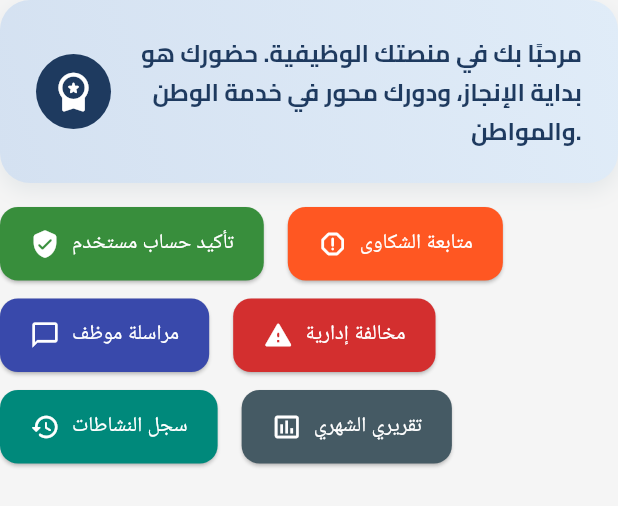
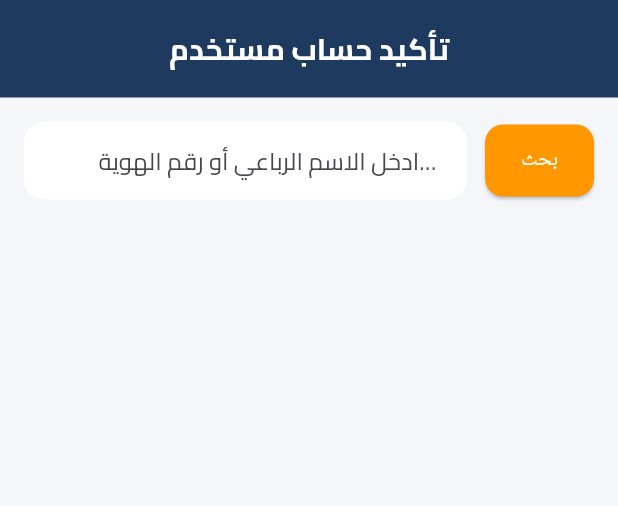
Before and after one commit to osamadweikat/Traffic-Department-Frontend, a Flutter app: the DashboardWelcomeAndActions widget shown alone on an empty page, opened directly, after a tap on "تأكيد حساب مستخدم", on a phone screen of 412 x 824 dp. Shown: the top 506 px of the screen. Run offline on Flutter 3.47's test engine with Material 3 defaults, Android fonts, the phone set to English and light mode, and no system bars; our stand-ins replace easy_localization, file_picker, image_picker, lottie, month_picker_dialog, permission_handler and 4 more; missing offline and left inert: universal_html; accounts and stored records are empty; project files that could hold a hidden picture were left out.

Commit message:
add confirm user screen

```diff
--- /dev/null
+++ b/lib/data/users_data.dart
@@ -0,0 +1,42 @@
+final List<Map<String, dynamic>> users = [
+  {
+    "fullName": "أحمد خالد يوسف العمري",
+    "nationalId": "405231987",
+    "birthDate": "1995-07-12",
+    "email": "ahmad.omari@gmail.com",
+    "isPending": true,
+    "createdAt": "2025-05-14 09:15"
+  },
+  {
+    "fullName": "سارة محمود خليل النجار",
+    "nationalId": "402398761",
+    "birthDate": "1998-03-25",
+    "email": "sara.najjar@gmail.com",
+    "isPending": true,
+    "createdAt": "2025-05-13 15:40"
+  },
+  {
+    "fullName": "ليث عبد الرحمن سليم جبر",
+    "nationalId": "401225678",
+    "birthDate": "1993-11-05",
+    "email": "laith.jabr@gmail.com",
+    "isPending": true,
+    "createdAt": "2025-05-15 08:05"
+  },
+  {
+    "fullName": "رندة حسام سميح الزعبي",
+    "nationalId": "400786542",
+    "birthDate": "1999-09-17",
+    "email": "randa.zoabi@gmail.com",
+    "isPending": true,
+    "createdAt": "2025-05-12 19:50"
+  },
+  {
+    "fullName": "محمد نبيل عبد الله شاهين",
+    "nationalId": "403194876",
+    "birthDate": "1997-01-30",
+    "email": "mohammad.shahin@gmail.com",
+    "isPending": true,
+    "createdAt": "2025-05-16 10:20"
+  }
+];
--- a/lib/screens/staff/dashboard/dashboard_welcome_and_actions.dart
+++ b/lib/screens/staff/dashboard/dashboard_welcome_and_actions.dart
@@ -1,4 +1,5 @@
 import 'package:flutter/material.dart';
+import 'package:traffic_department/screens/staff/tasks/confirm_user_screen.dart';
 
 class DashboardWelcomeAndActions extends StatelessWidget {
   const DashboardWelcomeAndActions({super.key});
@@ -10,7 +11,7 @@ class DashboardWelcomeAndActions extends StatelessWidget {
       children: [
         _buildWelcomeBanner(),
         const SizedBox(height: 16),
-        _buildActionButtons(),
+        _buildActionButtons(context),
       ],
     );
   }
@@ -54,14 +55,47 @@ class DashboardWelcomeAndActions extends StatelessWidget {
     );
   }
 
-  Widget _buildActionButtons() {
+  Widget _buildActionButtons(BuildContext context) {
     final actions = [
-      {'icon': Icons.verified_user_rounded, 'label': 'تأكيد حساب مستخدم', 'color': Colors.green.shade700},
-      {'icon': Icons.report_gmailerrorred_rounded, 'label': 'متابعة الشكاوى', 'color': Colors.deepOrange},
-      {'icon': Icons.chat_bubble_outline, 'label': 'مراسلة موظف', 'color': Colors.indigo.shade600},
-      {'icon': Icons.report_problem_rounded, 'label': 'مخالفة إدارية', 'color': Colors.red.shade700},
-      {'icon': Icons.history_rounded, 'label': 'سجل النشاطات', 'color': Colors.teal.shade600},
-      {'icon': Icons.insert_chart_outlined, 'label': 'تقريري الشهري', 'color': Colors.blueGrey.shade700},
+      {
+        'icon': Icons.verified_user_rounded,
+        'label': 'تأكيد حساب مستخدم',
+        'color': Colors.green.shade700,
+        'onTap': () => Navigator.push(
+              context,
+              MaterialPageRoute(builder: (_) => const ConfirmUserScreen()),
+            ),
+      },
+      {
+        'icon': Icons.report_gmailerrorred_rounded,
+        'label': 'متابعة الشكاوى',
+        'color': Colors.deepOrange,
+        'onTap': () {},
+      },
+      {
+        'icon': Icons.chat_bubble_outline,
+        'label': 'مراسلة موظف',
+        'color': Colors.indigo.shade600,
+        'onTap': () {},
+      },
+      {
+        'icon': Icons.report_problem_rounded,
+        'label': 'مخالفة إدارية',
+        'color': Colors.red.shade700,
+        'onTap': () {},
+      },
+      {
+        'icon': Icons.history_rounded,
+        'label': 'سجل النشاطات',
+        'color': Colors.teal.shade600,
+        'onTap': () {},
+      },
+      {
+        'icon': Icons.insert_chart_outlined,
+        'label': 'تقريري الشهري',
+        'color': Colors.blueGrey.shade700,
+        'onTap': () {},
+      },
     ];
 
     return Wrap(
@@ -69,7 +103,7 @@ class DashboardWelcomeAndActions extends StatelessWidget {
       runSpacing: 12,
       children: actions.map((action) {
         return ElevatedButton.icon(
-          onPressed: () {},
+          onPressed: () => (action['onTap'] as VoidCallback)(),
           icon: Icon(action['icon'] as IconData, size: 20),
           label: Text(action['label'] as String),
           style: ElevatedButton.styleFrom(
--- /dev/null
+++ b/lib/screens/staff/tasks/confirm_user_screen.dart
@@ -0,0 +1,236 @@
+import 'package:flutter/material.dart';
+import 'package:traffic_department/data/users_data.dart';
+
+class ConfirmUserScreen extends StatefulWidget {
+  const ConfirmUserScreen({super.key});
+
+  @override
+  State<ConfirmUserScreen> createState() => _ConfirmUserScreenState();
+}
+
+class _ConfirmUserScreenState extends State<ConfirmUserScreen> {
+  final TextEditingController _controller = TextEditingController();
+  Map<String, dynamic>? selectedUser;
+  bool searched = false;
+  bool isHovered = false;
+
+  void searchUser() {
+    final query = _controller.text.trim();
+    setState(() {
+      searched = true;
+      selectedUser = users.firstWhere(
+        (user) => user['fullName'] == query || user['nationalId'] == query,
+        orElse: () => {},
+      );
+      if (selectedUser!.isEmpty) selectedUser = null;
+    });
+  }
+
+  void showDialogMessage(bool isConfirmed) {
+    final icon = isConfirmed ? Icons.check_circle_outline : Icons.cancel_outlined;
+    final color = isConfirmed ? Colors.green : Colors.red;
+    final text = isConfirmed ? 'تم تأكيد المستخدم بنجاح' : 'تم رفض المستخدم';
+
+    showDialog(
+      context: context,
+      barrierDismissible: false,
+      builder: (context) => AlertDialog(
+        shape: RoundedRectangleBorder(borderRadius: BorderRadius.circular(14)),
+        content: Row(
+          children: [
+            Icon(icon, color: color, size: 28),
+            const SizedBox(width: 12),
+            Expanded(
+              child: Text(
+                text,
+                style: TextStyle(color: color, fontWeight: FontWeight.bold),
+                textAlign: TextAlign.right,
+              ),
+            ),
+          ],
+        ),
+      ),
+    );
+
+    Future.delayed(const Duration(seconds: 3), () {
+      Navigator.pop(context);
+      setState(() {
+        selectedUser = null;
+        searched = false;
+        _controller.clear();
+      });
+    });
+  }
+
+  @override
+  Widget build(BuildContext context) {
+    return Scaffold(
+      backgroundColor: const Color(0xFFF4F6FA),
+      body: Column(
+        children: [
+          Container(
+            color: const Color(0xFF1E3A5F),
+            padding: const EdgeInsets.symmetric(horizontal: 24, vertical: 18),
+            alignment: Alignment.center,
+            child: const Text(
+              'تأكيد حساب مستخدم',
+              style: TextStyle(color: Colors.white, fontSize: 20, fontWeight: FontWeight.bold),
+            ),
+          ),
+
+          Padding(
+            padding: const EdgeInsets.all(16),
+            child: Row(
+              children: [
+                Expanded(
+                  child: TextField(
+                    controller: _controller,
+                    textAlign: TextAlign.right,
+                    decoration: InputDecoration(
+                      hintText: 'ادخل الاسم الرباعي أو رقم الهوية...',
+                      filled: true,
+                      fillColor: Colors.white,
+                      border: OutlineInputBorder(
+                        borderRadius: BorderRadius.circular(14),
+                        borderSide: BorderSide.none,
+                      ),
+                      contentPadding: const EdgeInsets.symmetric(horizontal: 16, vertical: 14),
+                    ),
+                  ),
+                ),
+                const SizedBox(width: 12),
+                ElevatedButton(
+                  onPressed: searchUser,
+                  style: ElevatedButton.styleFrom(
+                    backgroundColor: Colors.orange,
+                    foregroundColor: Colors.white,
+                    padding: const EdgeInsets.symmetric(horizontal: 24, vertical: 14),
+                    shape: RoundedRectangleBorder(borderRadius: BorderRadius.circular(12)),
+                  ),
+                  child: const Text('بحث'),
+                ),
+              ],
+            ),
+          ),
+
+          if (searched)
+            Expanded(
+              child: selectedUser == null
+                  ? const Center(
+                      child: Column(
+                        mainAxisAlignment: MainAxisAlignment.center,
+                        children: [
+                          Icon(Icons.person_off, size: 80, color: Colors.grey),
+                          SizedBox(height: 16),
+                          Text(' لا يوجد مستخدم مطابق للاسم الرباعي أو رقم الهوية', style: TextStyle(fontSize: 16, color: Colors.grey)),
+                        ],
+                      ),
+                    )
+                  : Center(
+                      child: MouseRegion(
+                        onEnter: (_) => setState(() => isHovered = true),
+                        onExit: (_) => setState(() => isHovered = false),
+                        child: AnimatedContainer(
+                          duration: const Duration(milliseconds: 250),
+                          width: 480,
+                          padding: const EdgeInsets.all(24),
+                          decoration: BoxDecoration(
+                            color: Colors.white,
+                            borderRadius: BorderRadius.circular(18),
+                            border: Border.all(color: Colors.blue.shade100),
+                            boxShadow: [
+                              BoxShadow(
+                                color: isHovered ? Colors.black26 : Colors.black12,
+                                blurRadius: 14,
+                                offset: const Offset(0, 6),
+                              ),
+                            ],
+                          ),
+                          child: Directionality(
+                            textDirection: TextDirection.rtl,
+                            child: Column(
+                              mainAxisSize: MainAxisSize.min,
+                              crossAxisAlignment: CrossAxisAlignment.end,
+                              children: [
+                                Row(
+                                  mainAxisAlignment: MainAxisAlignment.start,
+                                  children: [
+                                    Icon(Icons.person, color: Colors.teal.shade700),
+                                    const SizedBox(width: 8),
+                                    Expanded(
+                                      child: Text(
+                                        selectedUser!['fullName'],
+                                        style: const TextStyle(
+                                          fontSize: 18,
+                                          fontWeight: FontWeight.bold,
+                                          color: Colors.black,
+                                        ),
+                                        textAlign: TextAlign.right,
+                                      ),
+                                    ),
+                                  ],
+                                ),
+                                const Divider(height: 24),
+                                _infoRow('رقم الهوية:', selectedUser!['nationalId']),
+                                _infoRow('تاريخ الميلاد:', selectedUser!['birthDate']),
+                                _infoRow('البريد الإلكتروني:', selectedUser!['email']),
+                                const SizedBox(height: 20),
+                                Row(
+                                  mainAxisAlignment: MainAxisAlignment.spaceBetween,
+                                  children: [
+                                    ElevatedButton(
+                                      onPressed: () => showDialogMessage(true),
+                                      style: ElevatedButton.styleFrom(
+                                        backgroundColor: Colors.green,
+                                        foregroundColor: Colors.white,
+                                        padding: const EdgeInsets.symmetric(horizontal: 20, vertical: 10),
+                                        shape: RoundedRectangleBorder(borderRadius: BorderRadius.circular(12)),
+                                      ),
+                                      child: const Text('تأكيد'),
+                                    ),
+                                    TextButton(
+                                      onPressed: () => showDialogMessage(false),
+                                      child: const Text('رفض', style: TextStyle(color: Colors.red)),
+                                    ),
+                                  ],
+                                )
+                              ],
+                            ),
+                          ),
+                        ),
+                      ),
+                    ),
+            )
+        ],
+      ),
+    );
+  }
+
+  Widget _infoRow(String label, String value) {
+    final labelColor = Colors.teal.shade700;
+
+    return Padding(
+      padding: const EdgeInsets.only(bottom: 10),
+      child: Row(
+        mainAxisAlignment: MainAxisAlignment.end,
+        children: [
+          Text(
+            label,
+            style: TextStyle(
+              fontWeight: FontWeight.bold,
+              color: labelColor,
+            ),
+          ),
+          const SizedBox(width: 8),
+          Expanded(
+            child: Text(
+              value,
+              textAlign: TextAlign.right,
+              style: const TextStyle(fontSize: 15, color: Colors.black87),
+            ),
+          ),
+        ],
+      ),
+    );
+  }
+}
```
